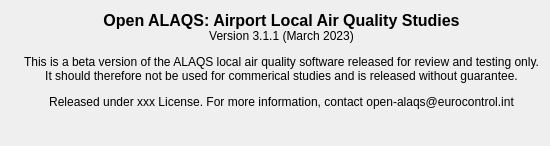
The window that ui/ui_about.ui (eurocontrol-asu/open_alaqs) describes before a commit, drawn with Qt 5.
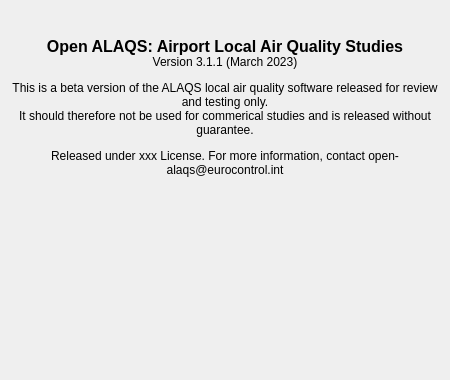
The same window after the commit. Icons and pictures are not drawn.

Commit message: Quick and simple clean up of the about dialog

Patch:
```diff
--- a/ui/ui_about.ui
+++ b/ui/ui_about.ui
@@ -9,8 +9,8 @@
    <rect>
     <x>0</x>
     <y>0</y>
-    <width>593</width>
-    <height>156</height>
+    <width>450</width>
+    <height>380</height>
    </rect>
   </property>
   <property name="sizePolicy">
@@ -25,24 +25,23 @@
   <property name="sizeGripEnabled">
    <bool>false</bool>
   </property>
-  <layout class="QFormLayout" name="formLayout">
-   <property name="sizeConstraint">
-    <enum>QLayout::SetFixedSize</enum>
-   </property>
-   <item row="0" column="1">
-    <widget class="QLabel" name="label">
-     <property name="sizePolicy">
-      <sizepolicy hsizetype="Minimum" vsizetype="Minimum">
-       <horstretch>0</horstretch>
-       <verstretch>0</verstretch>
-      </sizepolicy>
-     </property>
-     <property name="text">
-      <string>&lt;html&gt;&lt;head/&gt;&lt;body&gt;&lt;p align=&quot;center&quot;&gt;&lt;span style=&quot; font-size:12pt; font-weight:600;&quot;&gt;Open ALAQS: Airport Local Air Quality Studies&lt;/span&gt;&lt;br/&gt;Version 3.1.1 (March 2023)&lt;/p&gt;&lt;p align=&quot;center&quot;&gt;This is a beta version of the ALAQS local air quality software released for review and testing only.&lt;br/&gt;It should therefore not be used for commerical studies and is released without guarantee.&lt;/p&gt;&lt;p align=&quot;center&quot;&gt;Released under xxx License. For more information, contact open-alaqs@eurocontrol.int&lt;/p&gt;&lt;/body&gt;&lt;/html&gt;</string>
-     </property>
-    </widget>
-   </item>
-   <item row="0" column="0">
+  <layout class="QVBoxLayout" name="verticalLayout">
+   <item>
+    <layout class="QHBoxLayout" name="horizontalLayout">
+     <item>
+      <spacer name="horizontalSpacer_1">
+       <property name="orientation">
+        <enum>Qt::Horizontal</enum>
+       </property>
+       <property name="sizeHint" stdset="0">
+       <size>
+        <width>40</width>
+        <height>20</height>
+        </size>
+       </property>
+      </spacer>
+     </item>
+     <item>
     <widget class="QLabel" name="label_2">
      <property name="sizePolicy">
       <sizepolicy hsizetype="Fixed" vsizetype="Fixed">
@@ -52,8 +51,8 @@
      </property>
      <property name="maximumSize">
       <size>
-       <width>101</width>
-       <height>61</height>
+         <width>202</width>
+         <height>122</height>
       </size>
      </property>
      <property name="text">
@@ -67,13 +66,8 @@
      </property>
     </widget>
    </item>
-   <item row="3" column="1">
-    <layout class="QHBoxLayout" name="horizontalLayout">
-     <property name="topMargin">
-      <number>0</number>
-     </property>
      <item>
-      <spacer name="horizontalSpacer">
+      <spacer name="horizontalSpacer_1">
        <property name="orientation">
         <enum>Qt::Horizontal</enum>
        </property>
@@ -87,6 +81,35 @@
      </item>
     </layout>
    </item>
+   <item>
+    <widget class="QLabel" name="label">
+     <property name="sizePolicy">
+      <sizepolicy hsizetype="Minimum" vsizetype="Minimum">
+       <horstretch>0</horstretch>
+       <verstretch>0</verstretch>
+      </sizepolicy>
+     </property>
+     <property name="wordWrap">
+      <bool>true</bool>
+     </property>
+     <property name="text">
+      <string>&lt;html&gt;&lt;head/&gt;&lt;body&gt;&lt;p align=&quot;center&quot;&gt;&lt;span style=&quot; font-size:12pt; font-weight:600;&quot;&gt;Open ALAQS: Airport Local Air Quality Studies&lt;/span&gt;&lt;br/&gt;Version 3.1.1 (March 2023)&lt;/p&gt;&lt;p align=&quot;center&quot;&gt;This is a beta version of the ALAQS local air quality software released for review and testing only.&lt;br/&gt;It should therefore not be used for commerical studies and is released without guarantee.&lt;/p&gt;&lt;p align=&quot;center&quot;&gt;Released under xxx License. For more information, contact open-alaqs@eurocontrol.int&lt;/p&gt;&lt;/body&gt;&lt;/html&gt;</string>
+     </property>
+    </widget>
+   </item>
+   <item>
+    <spacer name="verticalSpacer">
+     <property name="orientation">
+      <enum>Qt::Vertical</enum>
+     </property>
+     <property name="sizeHint" stdset="0">
+     <size>
+      <width>40</width>
+      <height>20</height>
+      </size>
+     </property>
+    </spacer>
+   </item>
   </layout>
  </widget>
  <resources>
```
Left out of the diff: 2 changed lines with no effect on the pictures. Lines whose indentation alone changed are shown as unchanged.
